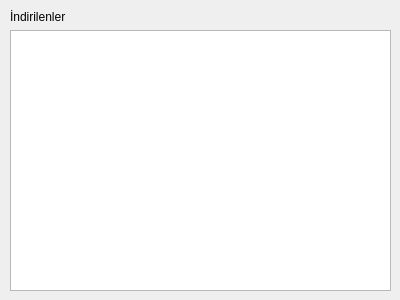
Qt form downloadlistdialog.ui (lem0n4de/shaker) before a commit.
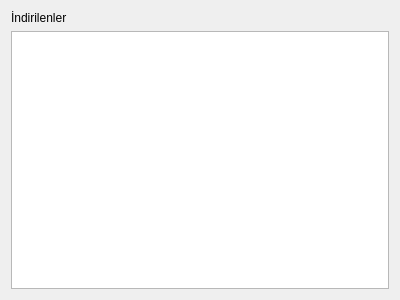
The same form after that commit.

Commit message: Add resize of column to dialog

What changed in the file:
```diff
--- a/downloadlistdialog.ui
+++ b/downloadlistdialog.ui
@@ -13,19 +13,7 @@
   <property name="windowTitle">
    <string>Dialog</string>
   </property>
-  <widget class="QWidget" name="layoutWidget">
-   <property name="geometry">
-    <rect>
-     <x>10</x>
-     <y>10</y>
-     <width>381</width>
-     <height>281</height>
-    </rect>
-   </property>
    <layout class="QVBoxLayout" name="verticalLayout">
-    <property name="sizeConstraint">
-     <enum>QLayout::SetDefaultConstraint</enum>
-    </property>
     <item>
      <widget class="QLabel" name="label">
       <property name="text">
@@ -37,7 +25,6 @@
      <widget class="QTableWidget" name="tableWidget"/>
     </item>
    </layout>
-  </widget>
  </widget>
  <resources/>
  <connections/>
```
Lines whose indentation alone changed are shown as unchanged. The commit also changes 2 other files.
